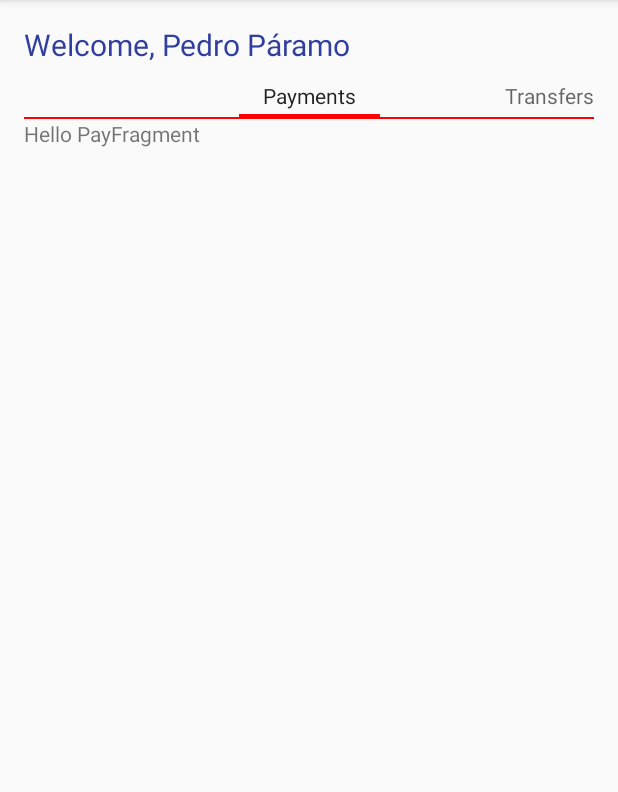
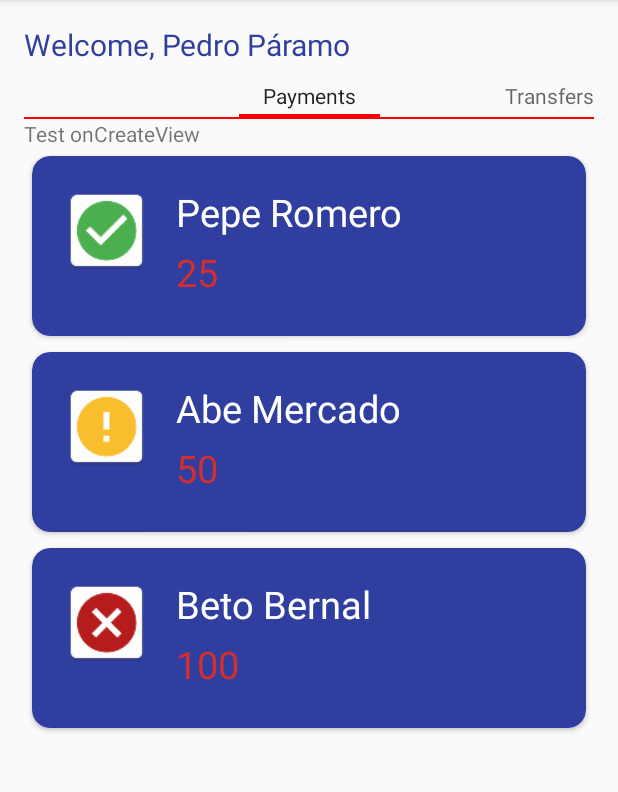
Before and after one commit to DanielOlvera/LatinAmericanBank, an Android app: the PayFragment screen opened directly, with no data from a screen before it, on a phone screen of 412 x 824 dp, the part 84-876 px from its top. Run offline under Robolectric (Android 15) with nearby library versions, the phone set to English and light mode, and no system bars; our stand-ins replace ButterKnife.

Commit message:
Fixed RecyclerViewCardView

```diff
--- a/app/src/main/AndroidManifest.xml
+++ b/app/src/main/AndroidManifest.xml
@@ -29,7 +29,8 @@
             android:theme="@style/AppTheme.Dark" />
 
         <meta-data
-            android:name="io.fabric.ApiKey" />
+            android:name="io.fabric.ApiKey"
+            android:value="17ac111995233ce4bce8baad6db2c66c50f2b656" />
 
         <activity android:name=".userswindow.UserWindowActivity"
             android:label="Latin American Bank"></activity>
--- a/app/src/main/java/com/example/daniel/latinamericanbank/userswindow/BalanceFragment.java
+++ b/app/src/main/java/com/example/daniel/latinamericanbank/userswindow/BalanceFragment.java
@@ -38,6 +38,7 @@ public class BalanceFragment extends Fragment {
     public void onActivityCreated(@Nullable Bundle savedInstanceState) {
         super.onActivityCreated(savedInstanceState);
         setHasOptionsMenu(true);
+
     }
 
     @Override
@@ -45,4 +46,9 @@ public class BalanceFragment extends Fragment {
         inflater.inflate(R.menu.balance_menu, menu);
         //super.onCreateOptionsMenu(menu, inflater);
     }
+
+    @Override
+    public void onDestroy() {
+        super.onDestroy();
+    }
 }
--- a/app/src/main/java/com/example/daniel/latinamericanbank/userswindow/CustomAdapter.java
+++ b/app/src/main/java/com/example/daniel/latinamericanbank/userswindow/CustomAdapter.java
@@ -2,6 +2,7 @@ package com.example.daniel.latinamericanbank.userswindow;
 
 import android.support.v7.widget.CardView;
 import android.support.v7.widget.RecyclerView;
+import android.util.Log;
 import android.view.LayoutInflater;
 import android.view.View;
 import android.view.ViewGroup;
@@ -10,7 +11,7 @@ import android.widget.TextView;
 
 import com.example.daniel.latinamericanbank.R;
 
-import java.util.List;
+import java.util.ArrayList;
 
 import butterknife.BindView;
 import butterknife.ButterKnife;
@@ -21,10 +22,11 @@ import butterknife.ButterKnife;
 
 public class CustomAdapter extends RecyclerView.Adapter<CustomAdapter.ViewHolder> {
 
-    List<UserPayments> userPayments;
+    private static final String TAG = "CustomAdapterTAG_";
+    ArrayList<UserPayments> userPaymentsList;
 
-    public CustomAdapter(List<UserPayments> userPayments) {
-        this.userPayments = userPayments;
+    public CustomAdapter(ArrayList<UserPayments> userPayments) {
+        this.userPaymentsList = userPayments;
     }
 
     @Override
@@ -33,19 +35,28 @@ public class CustomAdapter extends RecyclerView.Adapter<CustomAdapter.ViewHolder
                 .from(parent.getContext())
                 .inflate(R.layout.fragment_recycler_pay_row, parent, false);
         ViewHolder viewHolder = new ViewHolder(view);
+        Log.d(TAG, "onCreateViewHolder: " + viewHolder);
         return viewHolder;
     }
 
     @Override
     public void onBindViewHolder(CustomAdapter.ViewHolder holder, int position) {
-        holder.payTextViewName.setText(userPayments.get(position).namePaid);
-        holder.payTextViewAmmount.setText(userPayments.get(position).ammountPaid);
-        holder.payImageView.setImageResource(userPayments.get(position).photoId);
+        holder.payTextViewName.setText(userPaymentsList.get(position).namePaid);
+        holder.payTextViewAmmount.setText(userPaymentsList.get(position).ammountPaid);
+        holder.payImageView.setImageResource(userPaymentsList.get(position).photoId);
+        Log.d(TAG, "onBindViewHolder: " + position);
     }
 
     @Override
     public int getItemCount() {
-        return userPayments.size();
+        Log.d(TAG, "getItemCount: " + userPaymentsList.size() + userPaymentsList.get(1));
+        return userPaymentsList.size();
+    }
+
+    @Override
+    public void onAttachedToRecyclerView(RecyclerView recyclerView) {
+        super.onAttachedToRecyclerView(recyclerView);
+        Log.d(TAG, "onAttachedToRecyclerView: " + recyclerView);
     }
 
     public static class ViewHolder extends RecyclerView.ViewHolder{
@@ -62,6 +73,7 @@ public class CustomAdapter extends RecyclerView.Adapter<CustomAdapter.ViewHolder
         public ViewHolder(View itemView) {
             super(itemView);
             ButterKnife.bind(this, itemView);
+            Log.d(TAG, "ViewHolder: " + itemView);
         }
     }
 }
--- a/app/src/main/java/com/example/daniel/latinamericanbank/userswindow/PayFragment.java
+++ b/app/src/main/java/com/example/daniel/latinamericanbank/userswindow/PayFragment.java
@@ -7,6 +7,7 @@ import android.support.annotation.Nullable;
 import android.support.v4.app.Fragment;
 import android.support.v7.widget.LinearLayoutManager;
 import android.support.v7.widget.RecyclerView;
+import android.util.Log;
 import android.view.LayoutInflater;
 import android.view.Menu;
 import android.view.MenuInflater;
@@ -15,6 +16,8 @@ import android.view.ViewGroup;
 import android.widget.TextView;
 
 import com.example.daniel.latinamericanbank.R;
+
+import java.util.ArrayList;
 
 import butterknife.BindView;
 import butterknife.ButterKnife;
@@ -26,10 +29,17 @@ import butterknife.Unbinder;
  */
 public class PayFragment extends Fragment {
 
+    private static final String TAG = "PayFragmentTAG_";
+
     @BindView(R.id.fp_recyclerView)
     RecyclerView payRecyclerView;
+    @BindView(R.id.fp_textVw)
+    TextView testTextVw;
 
     private Unbinder unbinder;
+    private CustomAdapter customAdapter;
+    private ArrayList<UserPayments> userPayments;
+    private RecyclerView.LayoutManager rcyclrLayoutManager;
 
     public PayFragment() {
         // Required empty public constructor
@@ -43,6 +53,8 @@ public class PayFragment extends Fragment {
     @Override
     public void onCreate(@Nullable Bundle savedInstanceState) {
         super.onCreate(savedInstanceState);
+        initializeData();
+        Log.d(TAG, "onCreate: " );
     }
 
     @Override
@@ -53,10 +65,6 @@ public class PayFragment extends Fragment {
         View view = inflater.inflate(R.layout.fragment_pay, container, false);
         unbinder = ButterKnife.bind(this, view);
 
-        payRecyclerView.setHasFixedSize(true);
-
-        LinearLayoutManager linearLayoutManager = new LinearLayoutManager(getContext());
-        payRecyclerView.setLayoutManager(linearLayoutManager);
 
         return view;
     }
@@ -66,18 +74,38 @@ public class PayFragment extends Fragment {
         super.onActivityCreated(savedInstanceState);
         setHasOptionsMenu(true);
 
+        testTextVw.setText("Test onCreateView");
 
+        payRecyclerView.setHasFixedSize(true);
+
+        rcyclrLayoutManager = new LinearLayoutManager(getContext());
+        payRecyclerView.setLayoutManager(rcyclrLayoutManager);
+
+        customAdapter = new CustomAdapter(userPayments);
+        payRecyclerView.setAdapter(customAdapter);
     }
 
     @Override
     public void onCreateOptionsMenu(Menu menu, MenuInflater inflater) {
         inflater.inflate(R.menu.pay_menu, menu);
         //super.onCreateOptionsMenu(menu, inflater);
+        Log.d(TAG, "onCreateOptionsMenu: ");
     }
 
     @Override
     public void onDestroy() {
         super.onDestroy();
         unbinder.unbind();
+        Log.d(TAG, "onDestroy: ");
+    }
+
+    private void initializeData(){
+        userPayments = new ArrayList<>();
+
+        userPayments.add(new UserPayments("Pepe Romero", "25", R.mipmap.pay_success));
+        userPayments.add(new UserPayments("Abe Mercado", "50", R.mipmap.pay_processing));
+        userPayments.add(new UserPayments("Beto Bernal", "100", R.mipmap.pay_rejected));
+
+        Log.d(TAG, "initializeData: " + userPayments);
     }
 }
--- a/app/src/main/java/com/example/daniel/latinamericanbank/userswindow/TransferFragment.java
+++ b/app/src/main/java/com/example/daniel/latinamericanbank/userswindow/TransferFragment.java
@@ -50,4 +50,9 @@ public class TransferFragment extends Fragment {
         inflater.inflate(R.menu.transfer_menu, menu);
         //super.onCreateOptionsMenu(menu, inflater);
     }
+
+    @Override
+    public void onDestroy() {
+        super.onDestroy();
+    }
 }
--- a/app/src/main/java/com/example/daniel/latinamericanbank/userswindow/UserPayments.java
+++ b/app/src/main/java/com/example/daniel/latinamericanbank/userswindow/UserPayments.java
@@ -1,9 +1,4 @@
 package com.example.daniel.latinamericanbank.userswindow;
-
-import com.example.daniel.latinamericanbank.R;
-
-import java.util.ArrayList;
-import java.util.List;
 
 /**
  * Created by Daniel on 11/27/16.
@@ -15,19 +10,10 @@ public class UserPayments {
     String ammountPaid;
     int photoId;
 
-    private List<UserPayments> userPayments;
-
     public UserPayments(String namePaid, String ammountPaid, int photoId) {
         this.namePaid = namePaid;
         this.ammountPaid = ammountPaid;
         this.photoId = photoId;
     }
 
-    private void initializeData(){
-        userPayments = new ArrayList<>();
-
-        userPayments.add(new UserPayments("Pepe Romero", "25", R.mipmap.pay_success));
-        userPayments.add(new UserPayments("Abe Mercado", "50", R.mipmap.pay_processing));
-        userPayments.add(new UserPayments("Beto Bernal", "100", R.mipmap.pay_rejected));
-    }
 }
--- a/app/src/main/res/layout/fragment_pay.xml
+++ b/app/src/main/res/layout/fragment_pay.xml
@@ -2,6 +2,7 @@
     xmlns:tools="http://schemas.android.com/tools"
     android:layout_width="match_parent"
     android:layout_height="match_parent"
+    xmlns:app="http://schemas.android.com/apk/res-auto"
     android:orientation="vertical"
     tools:context="com.example.daniel.latinamericanbank.userswindow.PayFragment">
 
@@ -9,12 +10,15 @@
     <TextView
         android:id="@+id/fp_textVw"
         android:layout_width="match_parent"
-        android:layout_height="match_parent"
+        android:layout_height="wrap_content"
         android:text="Hello PayFragment" />
 
     <android.support.v7.widget.RecyclerView
         android:id="@+id/fp_recyclerView"
+        android:scrollbars="vertical"
         android:layout_width="match_parent"
-        android:layout_height="match_parent"/>
+        android:layout_height="match_parent"
+        android:orientation="vertical"
+        app:layout_behavior="@string/appbar_scrolling_view_behavior"/>
 
 </LinearLayout>
--- a/app/src/main/res/layout/fragment_recycler_pay_row.xml
+++ b/app/src/main/res/layout/fragment_recycler_pay_row.xml
@@ -1,8 +1,56 @@
 <?xml version="1.0" encoding="utf-8"?>
-<android.support.design.widget.CoordinatorLayout xmlns:android="http://schemas.android.com/apk/res/android"
-    android:orientation="vertical" android:layout_width="match_parent"
-    android:layout_height="match_parent">
+<android.support.v7.widget.CardView xmlns:android="http://schemas.android.com/apk/res/android"
+    xmlns:card_view="http://schemas.android.com/apk/res-auto"
+    android:layout_width="match_parent"
+    android:layout_height="wrap_content"
+    android:id="@+id/frpr_cardVw"
+    android:layout_margin="5dp"
+    card_view:cardBackgroundColor="@color/colorPrimaryDark"
+    card_view:cardCornerRadius="12dp"
+    android:elevation="3dp"
+    card_view:contentPadding="4dp"
+    android:foreground="?selectableItemBackground"
+    android:clickable="true">
 
+    <RelativeLayout
+        android:layout_width="match_parent"
+        android:layout_height="wrap_content"
+        android:padding="16dp">
+
+        <ImageView
+            android:layout_width="60dp"
+            android:layout_height="60dp"
+            android:id="@+id/frpr_imageVw"
+            android:layout_alignParentLeft="true"
+            android:layout_alignParentTop="true"
+            android:layout_marginRight="16dp"/>
+
+        <TextView
+            android:layout_width="wrap_content"
+            android:layout_height="wrap_content"
+            android:id="@+id/frpr_textVwName"
+            android:layout_toRightOf="@+id/frpr_imageVw"
+            android:layout_alignParentTop="true"
+            android:textSize="25dp"
+            android:textColor="@color/colorWhite"
+            android:layout_marginBottom="5dp"
+            android:text="name"/>
+
+        <TextView
+            android:layout_width="wrap_content"
+            android:layout_height="wrap_content"
+            android:id="@+id/frpr_textVwAmmount"
+            android:layout_toRightOf="@+id/frpr_imageVw"
+            android:textSize="25dp"
+            android:textColor="@color/colorRed700"
+            android:layout_marginBottom="5dp"
+            android:text="ammount"
+            android:layout_below="@+id/frpr_textVwName"/>
+    </RelativeLayout>
+
+</android.support.v7.widget.CardView>
+
+<!--
 <android.support.v7.widget.CardView
         android:id="@+id/frpr_cardVw"
         android:layout_width="match_parent"
@@ -15,6 +63,9 @@
                 android:id="@+id/frpr_imageVw"
                 android:layout_width="wrap_content"
                 android:layout_height="wrap_content"/>
+            <LinearLayout
+                android:layout_width="match_parent"
+                android:layout_height="wrap_content">
                 <TextView
                     android:id="@+id/frpr_textVwName"
                     android:layout_width="match_parent"
@@ -24,7 +75,10 @@
                     android:id="@+id/frpr_textVwAmmount"
                     android:layout_width="match_parent"
                     android:layout_height="wrap_content"
-                android:text="New Payment"/>
+                    android:textSize="20dp"
+                    android:textColor="@color/colorGray600"
+                    android:text="New Ammount"/>
+            </LinearLayout>
         </LinearLayout>
     </android.support.v7.widget.CardView>
-</android.support.design.widget.CoordinatorLayout>
+-->
```
Lines whose indentation alone changed are shown as unchanged.
